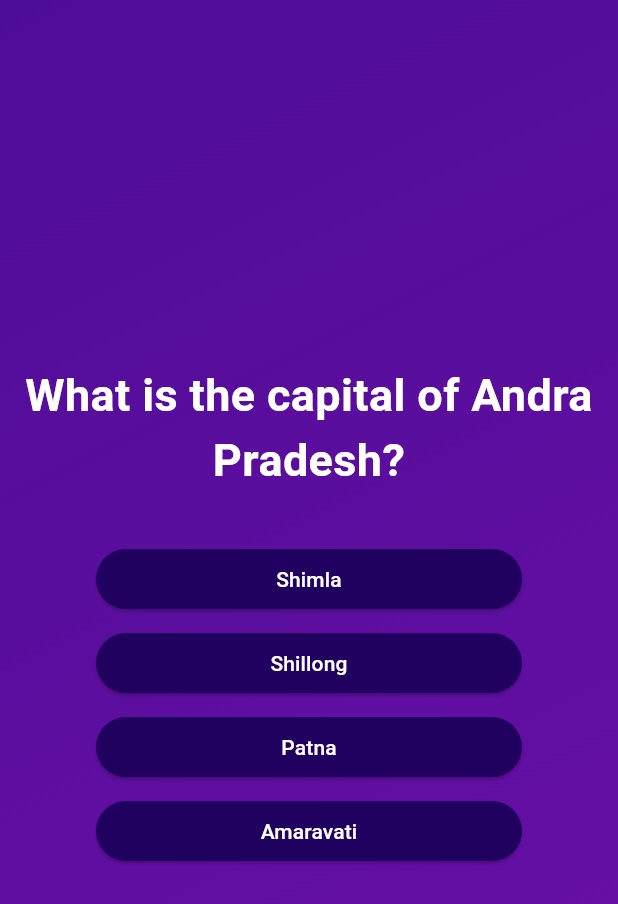
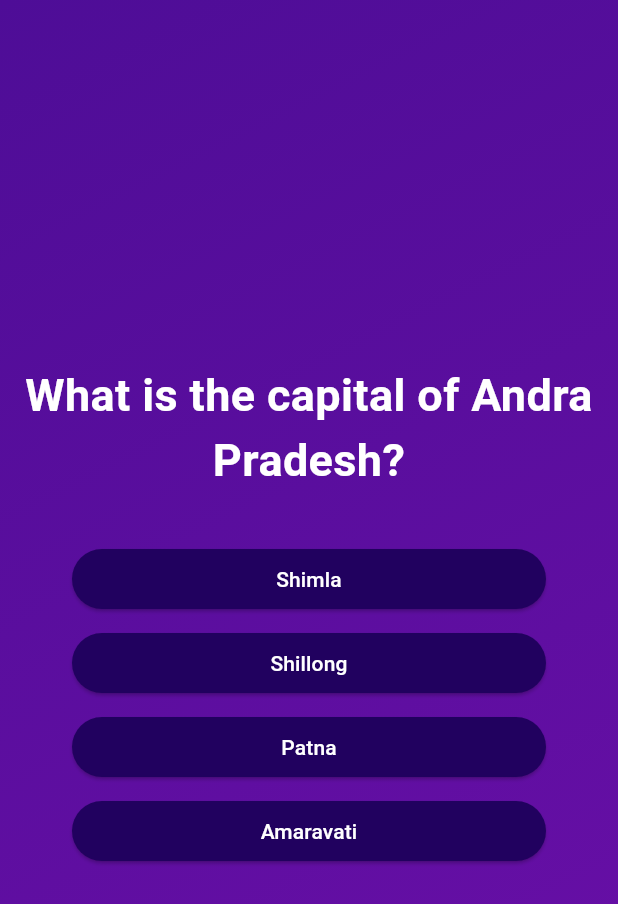
Before and after one commit to avijeetpandey/capitals, a Flutter app: the screen it shows after launch, after a tap on "Raipur", on a phone screen of 412 x 824 dp. Shown: the top 904 px of the screen. Run offline on Flutter 3.47's test engine with Material 3 defaults, Android fonts, the phone set to English and light mode, and no system bars.

```diff
--- a/lib/screens/home_screen.dart
+++ b/lib/screens/home_screen.dart
@@ -1,5 +1,6 @@
 import 'package:capitals/data/questions.dart';
-import 'package:capitals/widgets/answer_button.dart';
+import 'package:capitals/widgets/questions_view.dart';
+import 'package:capitals/widgets/result_view.dart';
 import 'package:flutter/material.dart';
 
 class HomePage extends StatefulWidget {
@@ -13,12 +14,24 @@ class HomePage extends StatefulWidget {
 class _HomePageState extends State<HomePage> {
   List<String> answers = [];
   var currentQuestionIndex = 0;
+  String activeScreen = 'home-page';
 
   void chooseAnswer(String answer) {
-    answers.add(answer);
-    setState(() {
-      currentQuestionIndex++;
-    });
+    // if it is a valid range update and set the state
+    if (currentQuestionIndex < questionnaire.length - 1) {
+      setState(() {
+        currentQuestionIndex++;
+      });
+    } else {
+      setState(() {
+        activeScreen = 'final-screen';
+      });
+    }
+
+    // add answers only if it is not present
+    if (!answers.contains(answer)) {
+      answers.add(answer);
+    }
   }
 
   @override
@@ -39,34 +52,11 @@ class _HomePageState extends State<HomePage> {
               end: Alignment.bottomRight,
             ),
           ),
-          child: Column(
-            mainAxisAlignment: MainAxisAlignment.center,
-            crossAxisAlignment: CrossAxisAlignment.stretch,
-            children: [
-              Text(
-                currentQuestion.question,
-                textAlign: TextAlign.center,
-                style: const TextStyle(
-                    color: Colors.white,
-                    fontSize: 30,
-                    fontWeight: FontWeight.bold),
-              ),
-              const SizedBox(
-                height: 30,
-              ),
-              ...currentQuestion.getShuffledAnswers().map((answer) {
-                return Padding(
-                  padding: const EdgeInsets.symmetric(
-                      horizontal: 64.0, vertical: 4.0),
-                  child: AnswerButton(
-                      onTap: () {
-                        chooseAnswer(answer);
-                      },
-                      answerText: answer),
-                );
-              }),
-            ],
-          ),
+          child: activeScreen == 'final-screen'
+              ? const ResultView()
+              : QuestionsView(
+                  questionObj: currentQuestion,
+                  onAnswerButtonTap: chooseAnswer),
         ),
       ),
     );
--- /dev/null
+++ b/lib/widgets/questions_view.dart
@@ -0,0 +1,45 @@
+import 'package:capitals/models/quiz_question.dart';
+import 'package:capitals/widgets/answer_button.dart';
+import 'package:flutter/material.dart';
+
+class QuestionsView extends StatefulWidget {
+  QuestionsView(
+      {super.key, required this.questionObj, required this.onAnswerButtonTap});
+  final QuizQuestion questionObj;
+  final Function(String answer) onAnswerButtonTap;
+
+  @override
+  State<QuestionsView> createState() => _QuestionsViewState();
+}
+
+class _QuestionsViewState extends State<QuestionsView> {
+  @override
+  Widget build(BuildContext context) {
+    return Column(
+      mainAxisAlignment: MainAxisAlignment.center,
+      crossAxisAlignment: CrossAxisAlignment.stretch,
+      children: [
+        Text(
+          widget.questionObj.question,
+          textAlign: TextAlign.center,
+          style: const TextStyle(
+              color: Colors.white, fontSize: 30, fontWeight: FontWeight.bold),
+        ),
+        const SizedBox(
+          height: 30,
+        ),
+        ...widget.questionObj.getShuffledAnswers().map((answer) {
+          return Padding(
+            padding:
+                const EdgeInsets.symmetric(horizontal: 48.0, vertical: 4.0),
+            child: AnswerButton(
+                onTap: () {
+                  widget.onAnswerButtonTap(answer);
+                },
+                answerText: answer),
+          );
+        }),
+      ],
+    );
+  }
+}
--- /dev/null
+++ b/lib/widgets/result_view.dart
@@ -0,0 +1,19 @@
+import 'package:flutter/material.dart';
+
+class ResultView extends StatefulWidget {
+  const ResultView({super.key});
+
+  @override
+  State<ResultView> createState() => _ResultViewState();
+}
+
+class _ResultViewState extends State<ResultView> {
+  @override
+  Widget build(BuildContext context) {
+    return const Column(
+      mainAxisAlignment: MainAxisAlignment.center,
+      crossAxisAlignment: CrossAxisAlignment.center,
+      children: [Text("final screen")],
+    );
+  }
+}
```
